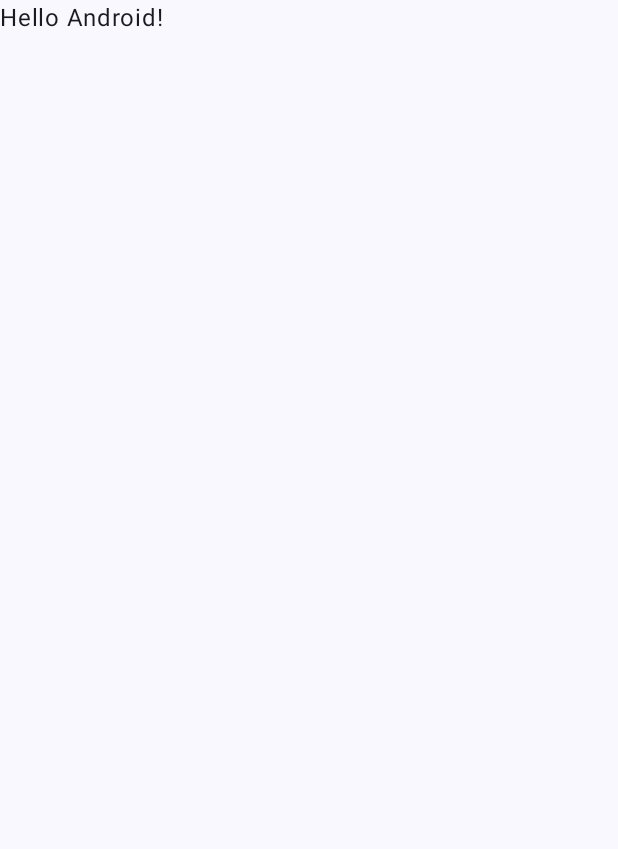
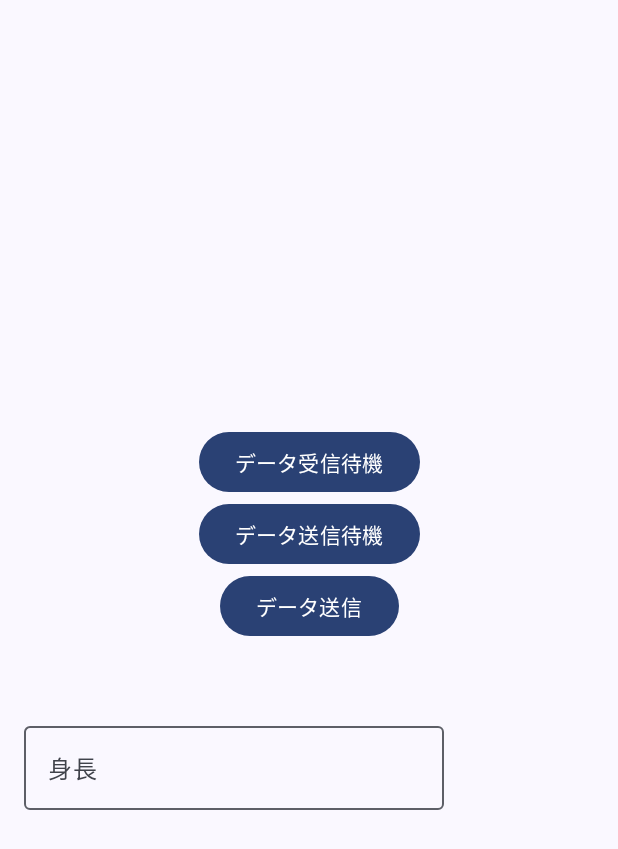
Before and after one commit to harutiro/NearbyConnectionsAPITest, an Android app built with Jetpack Compose: the screen it shows after launch (MainActivity), on a phone screen of 412 x 824 dp. Before the commit the part shown is almost empty. Shown: the top 849 px of the screen. Run offline under Robolectric (Android 15) with nearby library versions, the phone set to English and light mode, and no system bars.

```diff
--- a/app/build.gradle.kts
+++ b/app/build.gradle.kts
@@ -56,4 +56,7 @@ dependencies {
     androidTestImplementation(libs.androidx.ui.test.junit4)
     debugImplementation(libs.androidx.ui.tooling)
     debugImplementation(libs.androidx.ui.test.manifest)
+
+    implementation(libs.play.services.location)
+    implementation(libs.play.services.nearby)
 }
--- a/app/src/main/java/net/harutiro/nearbyconnectionsapitest/MainActivity.kt
+++ b/app/src/main/java/net/harutiro/nearbyconnectionsapitest/MainActivity.kt
@@ -4,13 +4,6 @@ import android.os.Bundle
 import androidx.activity.ComponentActivity
 import androidx.activity.compose.setContent
 import androidx.activity.enableEdgeToEdge
-import androidx.compose.foundation.layout.fillMaxSize
-import androidx.compose.foundation.layout.padding
-import androidx.compose.material3.Scaffold
-import androidx.compose.material3.Text
-import androidx.compose.runtime.Composable
-import androidx.compose.ui.Modifier
-import androidx.compose.ui.tooling.preview.Preview
 import net.harutiro.nearbyconnectionsapitest.ui.theme.NearbyConnectionsAPITestTheme
 
 class MainActivity : ComponentActivity() {
@@ -19,29 +12,9 @@ class MainActivity : ComponentActivity() {
         enableEdgeToEdge()
         setContent {
             NearbyConnectionsAPITestTheme {
-                Scaffold(modifier = Modifier.fillMaxSize()) { innerPadding ->
-                    Greeting(
-                        name = "Android",
-                        modifier = Modifier.padding(innerPadding)
-                    )
-                }
+                val viewModel = MainViewModel(this)
+                MainScreen(viewModel)
             }
         }
     }
 }
-
-@Composable
-fun Greeting(name: String, modifier: Modifier = Modifier) {
-    Text(
-        text = "Hello $name!",
-        modifier = modifier
-    )
-}
-
-@Preview(showBackground = true)
-@Composable
-fun GreetingPreview() {
-    NearbyConnectionsAPITestTheme {
-        Greeting("Android")
-    }
-}
--- /dev/null
+++ b/app/src/main/java/net/harutiro/nearbyconnectionsapitest/MainScreen.kt
@@ -0,0 +1,65 @@
+package net.harutiro.nearbyconnectionsapitest
+
+import androidx.compose.foundation.layout.Arrangement
+import androidx.compose.foundation.layout.Box
+import androidx.compose.foundation.layout.Column
+import androidx.compose.foundation.layout.fillMaxSize
+import androidx.compose.foundation.layout.fillMaxWidth
+import androidx.compose.foundation.layout.padding
+import androidx.compose.foundation.text.KeyboardOptions
+import androidx.compose.material3.Button
+import androidx.compose.material3.OutlinedTextField
+import androidx.compose.material3.Surface
+import androidx.compose.material3.Text
+import androidx.compose.runtime.Composable
+import androidx.compose.runtime.mutableStateOf
+import androidx.compose.runtime.remember
+import androidx.compose.runtime.getValue
+import androidx.compose.runtime.setValue
+import androidx.compose.ui.Alignment
+import androidx.compose.ui.Modifier
+import androidx.compose.ui.text.input.KeyboardType
+import androidx.compose.ui.unit.dp
+
+@Composable
+fun MainScreen(viewModel: MainViewModel) {
+    var text by remember { mutableStateOf("") }
+    Surface(
+        modifier = Modifier.fillMaxSize(),
+    ) {
+        Column(
+            horizontalAlignment = Alignment.CenterHorizontally,
+            verticalArrangement = Arrangement.Center
+        ) {
+            Button(
+                onClick = { viewModel.startDiscovery() }
+            ) { Text("データ受信待機") }
+
+            Button(
+                onClick = { viewModel.startAdvertise() }
+            ) { Text("データ送信待機") }
+
+            Button(
+                onClick = { viewModel.sendData(text) }
+            ) { Text("データ送信") }
+
+            Text(viewModel.connectState)
+            Text(viewModel.receivedData)
+
+            Box(
+                modifier = Modifier
+                    .fillMaxWidth()
+                    .padding(start = 16.dp)
+            ) {
+                OutlinedTextField(
+                    value = text,
+                    onValueChange = { text = it },
+                    label = { Text(text = "身長") },
+                    placeholder = { Text(text = "身長を入力してください") },
+                    singleLine = true,
+                    keyboardOptions = KeyboardOptions(keyboardType = KeyboardType.Number)
+                )
+            }
+        }
+    }
+}
--- /dev/null
+++ b/app/src/main/java/net/harutiro/nearbyconnectionsapitest/MainViewModel.kt
@@ -0,0 +1,28 @@
+package net.harutiro.nearbyconnectionsapitest
+
+import android.app.Activity
+import androidx.compose.runtime.getValue
+import androidx.compose.runtime.mutableStateOf
+import androidx.compose.runtime.setValue
+import androidx.lifecycle.ViewModel
+import net.harutiro.nearbyconnectionsapitest.NearbyRepositoryCallback
+
+class MainViewModel(activity: Activity) : ViewModel(), NearbyRepositoryCallback {
+    private val repository = NearbyRepository(activity, this)
+
+    var connectState: String by mutableStateOf("")
+        private set
+    var receivedData: String by mutableStateOf("")
+        private set
+
+    fun startAdvertise() = repository.startAdvertise()
+    fun startDiscovery() = repository.startDiscovery()
+    fun sendData(text: String) = repository.sendData(text)
+
+    override fun onConnectionStateChanged(state: String) {
+        connectState = state
+    }
+    override fun onDataReceived(data: String) {
+        receivedData = data
+    }
+}
```
Also changed, not shown: app/src/main/AndroidManifest.xml (+15 -0 lines), app/src/main/java/net/harutiro/nearbyconnectionsapitest/NearbyRepository.kt (added, +108 -0 lines), gradle/libs.versions.toml (+7 -3 lines).
